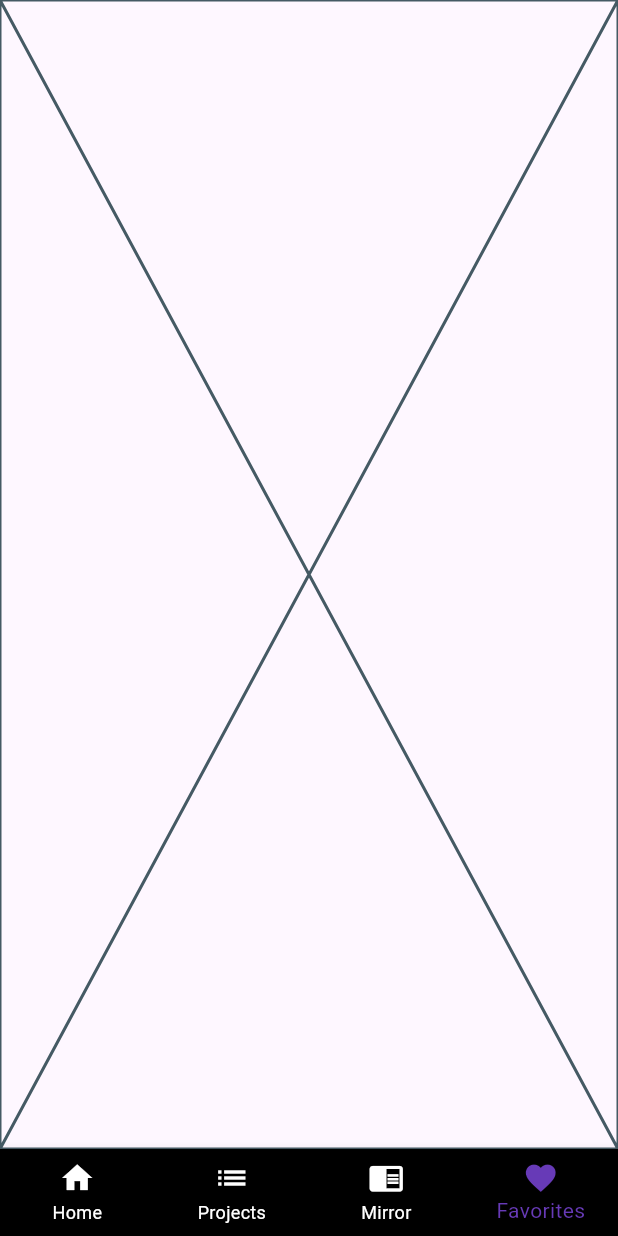
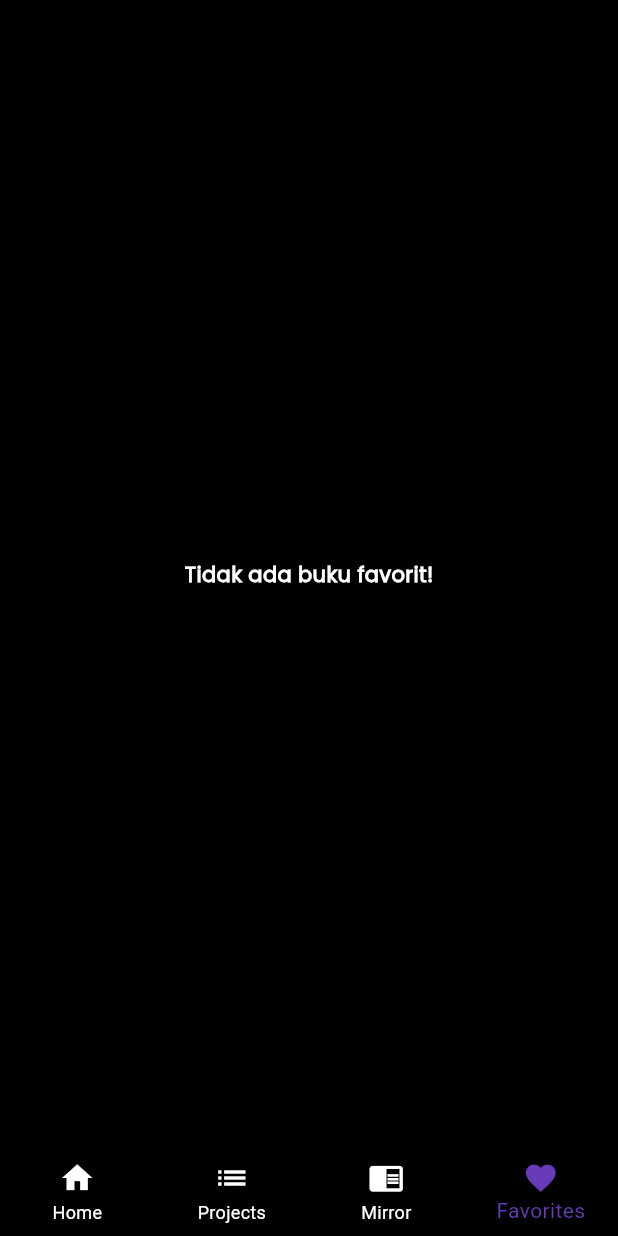
Before and after one commit to adnfutuh/komik_app, a Flutter app: the screen it shows after launch, item 4 of the bottom bar chosen, on a phone screen of 412 x 824 dp. Run offline on Flutter 3.47's test engine with Material 3 defaults, Android fonts, the phone set to English and light mode, and no system bars.

Commit message:
update:ui

```diff
--- a/lib/pages/favorite_page.dart
+++ b/lib/pages/favorite_page.dart
@@ -1,10 +1,66 @@
 import 'package:flutter/material.dart';
+import '../const/const.dart';
+import '../data_provider/dummy.dart';
+import '../models/book_model.dart';
+import '../util/util.dart';
+import '../widget/book_card.dart';
 
 class FavoritePage extends StatelessWidget {
-  const FavoritePage({super.key});
+  final List<String> favBooks;
+  final Function(String) onFavoriteToggle;
+  const FavoritePage({
+    super.key,
+    required this.favBooks,
+    required this.onFavoriteToggle,
+  });
 
   @override
   Widget build(BuildContext context) {
-    return const Placeholder();
+    Util util = Util(context);
+    List<BookModel> allBooks = Dummy.books;
+    List<BookModel> favoriteBooks =
+        allBooks.where((book) => favBooks.contains(book.bookId)).toList();
+
+    if (favoriteBooks.isEmpty) {
+      return Container(
+        color: Colors.black,
+        child: Center(
+          child: Text(
+            'Tidak ada buku favorit!',
+            style: defaultTxt.copyWith(
+              fontSize: 14,
+              fontWeight: FontWeight.bold,
+              color: Colors.white,
+            ),
+          ),
+        ),
+      );
+    }
+
+    return SizedBox(
+      width: util.width * 0.8,
+      child: GridView.builder(
+        gridDelegate: SliverGridDelegateWithFixedCrossAxisCount(
+          crossAxisCount: util.isPhone
+              ? 2
+              : util.isTablet
+                  ? 3
+                  : 6,
+          mainAxisSpacing: 5,
+          crossAxisSpacing: 5,
+          childAspectRatio: 0.5,
+        ),
+        itemCount: favoriteBooks.length,
+        itemBuilder: (context, index) {
+          return BookCard(
+            book: favoriteBooks[index],
+            onFavoriteToggle: (bookId) {
+              onFavoriteToggle(bookId);
+            },
+            favBooks: favBooks,
+          );
+        },
+      ),
+    );
   }
 }
--- a/lib/widget/bottom_navbar.dart
+++ b/lib/widget/bottom_navbar.dart
@@ -3,6 +3,9 @@ import 'package:komik_app/pages/favorite_page.dart';
 import 'package:komik_app/pages/home_page.dart';
 import 'package:komik_app/pages/mirror_page.dart';
 import 'package:komik_app/pages/project_page.dart';
+
+import '../data_provider/dummy.dart';
+import '../models/book_model.dart';
 
 class BottomNavbar extends StatefulWidget {
   const BottomNavbar({super.key});
@@ -12,20 +15,40 @@ class BottomNavbar extends StatefulWidget {
 }
 
 class _BottomNavbarState extends State<BottomNavbar> {
-  int _selectedIndex = 0; // Menyimpan indeks halaman yang dipilih
+  List<BookModel> books = Dummy.books;
+  List<String> favBooks = [];
+  int _selectedIndex = 0;
 
-  // Daftar halaman yang akan ditampilkan
-  final List<Widget> _screens = [
-    const HomePage(),
-    const ProjectPage(),
-    const MirrorPage(),
-    const FavoritePage(),
-  ];
+  void toggleFav(String bookId) {
+    setState(() {
+      if (favBooks.contains(bookId)) {
+        favBooks.remove(bookId);
+      } else {
+        favBooks.add(bookId);
+      }
+      // Debug log
+      print('Fav Books: $favBooks');
+    });
+  }
+
+  final List<Widget> _screens = [];
+
+  @override
+  void initState() {
+    super.initState();
+    // Menginisialisasi halaman dengan akses ke daftar favorit dan fungsi toggle
+    _screens.addAll([
+      HomePage(onFavoriteToggle: toggleFav, favBooks: favBooks),
+      ProjectPage(onFavoriteToggle: toggleFav, favBooks: favBooks),
+      MirrorPage(onFavoriteToggle: toggleFav, favBooks: favBooks),
+      FavoritePage(onFavoriteToggle: toggleFav, favBooks: favBooks),
+    ]);
+  }
 
   // Fungsi untuk menangani perubahan halaman
   void _onItemTapped(int index) {
     setState(() {
-      _selectedIndex = index; // Mengubah indeks halaman yang dipilih
+      _selectedIndex = index;
     });
   }
 
```
Also changed, not shown: lib/pages/home_page.dart (+23 -18 lines), lib/pages/mirror_page.dart (+17 -6 lines), lib/pages/project_page.dart (+18 -6 lines), lib/widget/book_card.dart (+42 -4 lines).
